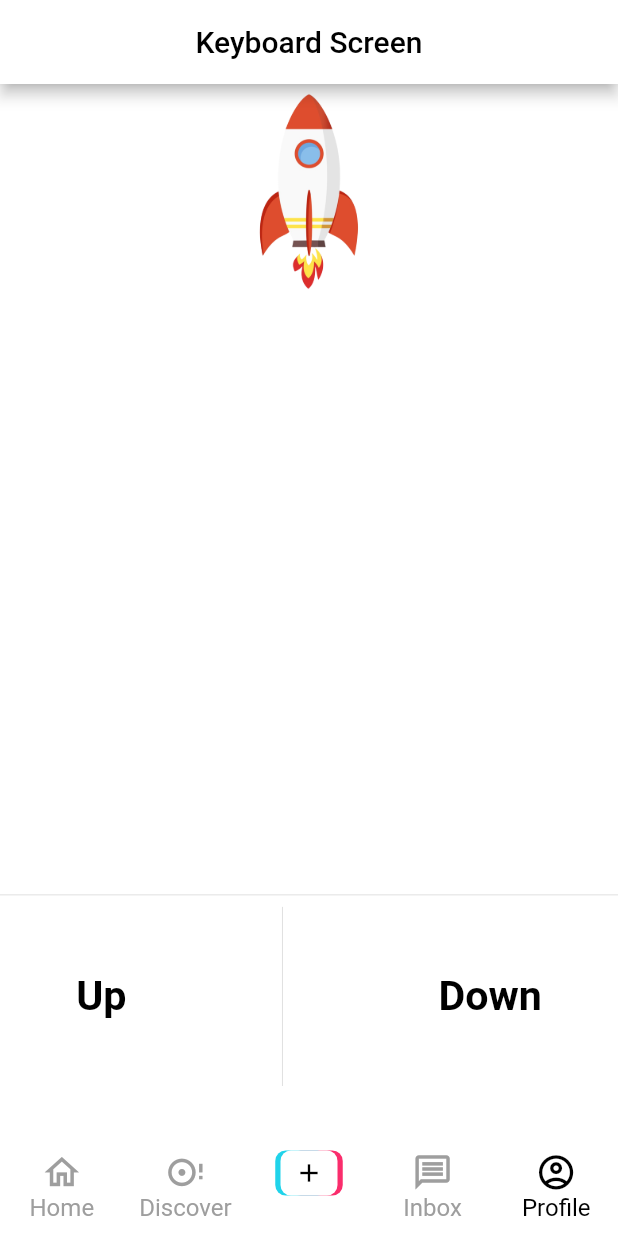
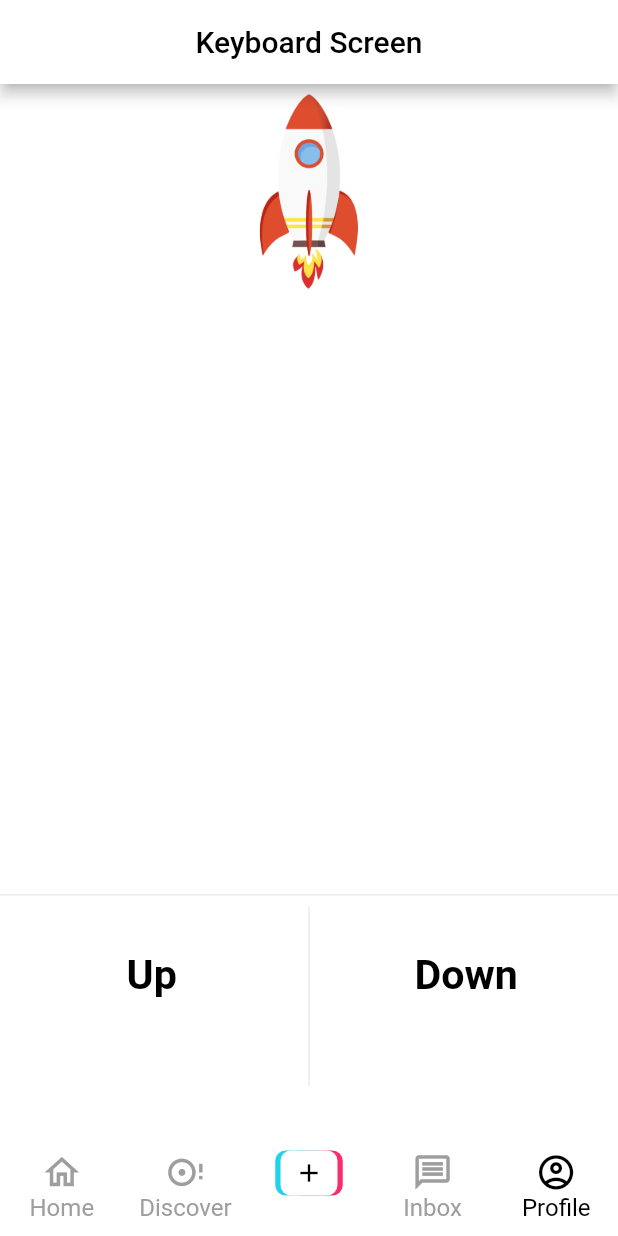
Before and after one commit to newarjun101/short_video_firebase, a Flutter app: the screen it shows after launch, item 5 of the bottom bar chosen, after a tap on "Up", on a phone screen of 412 x 824 dp. Run offline on Flutter 3.47's test engine with Material 2 defaults, Android fonts, the phone set to English and light mode, and no system bars; our stand-ins replace cached_network_image, cloud_firestore, firebase_core, firebase_storage, flutter_screenutil, get and 5 more; accounts and stored records are empty; network calls fail.

Commit message:
fix : check and fix code error

```diff
--- a/lib/algorith_test/dart_islote.dart
+++ b/lib/algorithm_test/dart_islote.dart
@@ -4,7 +4,7 @@ void dartIsolateTest() async {
   final receivePort = ReceivePort();
   // 2
   final isolate = await Isolate.spawn(
-    downloadAndCompressTheInternet,
+    dowloadAndCompressTheInternet,
     receivePort.sendPort,
   );
   receivePort.listen((message) {
@@ -14,6 +14,6 @@ void dartIsolateTest() async {
   });
 }
 
-void downloadAndCompressTheInternet(SendPort sendPort) {
+void dowloadAndCompressTheInternet(SendPort sendPort) {
   sendPort.send(42);
 }
--- a/lib/algorith_test/raw_node.dart
+++ b/lib/algorithm_test/raw_node.dart
@@ -21,6 +21,5 @@ class TreeItems {
     for (int i = 0; i < node.children!.length; i++) {
       _addInOrder(node.children![i]);
     }
-    for (final child in node.children!) {}
   }
 }
--- a/lib/algorith_test/test_data.dart
+++ b/lib/algorithm_test/test_data.dart
@@ -1,4 +1,5 @@
-import 'package:cloud_mm_vdo_short/algorith_test/raw_node.dart';
+
+import '../algorithm_test/raw_node.dart';
 
 final treeOne = RawNode(data : 1, children: [
    RawNode(data : 4, children: [
--- a/lib/controller/bottom_nav_main_controller.dart
+++ b/lib/controller/bottom_nav_main_controller.dart
@@ -1,7 +1,7 @@
 import 'package:flutter/foundation.dart';
 
 class BottomNavMainController extends ChangeNotifier {
-  int index = 1;
+  int index = 0;
 
   BottomNavMainController() {}
 
--- a/lib/controller/home_controller.dart
+++ b/lib/controller/home_controller.dart
@@ -1,5 +1,6 @@
 import 'package:cloud_firestore/cloud_firestore.dart';
 import 'package:flutter/foundation.dart';
+import 'package:pull_to_refresh/pull_to_refresh.dart';
 import 'package:video_player/video_player.dart';
 
 class HomeController extends ChangeNotifier {
@@ -9,6 +10,8 @@ class HomeController extends ChangeNotifier {
   final fireStore = FirebaseFirestore.instance;
 
   bool isLoading = false;
+  final RefreshController refreshController =
+      RefreshController(initialRefresh: false);
 
   int number = 0;
 
@@ -21,25 +24,34 @@ class HomeController extends ChangeNotifier {
   }
 
   Future<void> getVideo() async {
+    mVideoList.clear();
     isLoading = true;
-    print("testing");
+
     QuerySnapshot data = await fireStore.collection("videos").get();
 
     try {
       QuerySnapshot data = await fireStore.collection("videos").get();
-      mVideoList = data.docs
-          .map((doc) => doc["url"].toString())
-          .toList();
+      mVideoList = data.docs.map((doc) => doc["url"].toString()).toList();
       isLoading = false;
     } on FirebaseException catch (error) {
       print("error");
-      isLoading = false;
+      isLoading = true;
     } catch (e) {
-      print("hahah");
-      isLoading = false;
+      isLoading = true;
     }
 
     //  final allData = data.docs.map((doc) => doc.data()).toList();
     notifyListeners();
   }
+
+  onRefresh() async {
+    mVideoList.clear();
+
+    print("laoding");
+
+    await getVideo();
+
+    refreshController.refreshCompleted();
+    notifyListeners();
+  }
 }
--- a/lib/controller/keyboard_controller.dart
+++ b/lib/controller/keyboard_controller.dart
@@ -2,21 +2,19 @@ import 'package:flutter/foundation.dart';
 import 'package:flutter/services.dart';
 
 class KeyboardController extends ChangeNotifier {
-  static const platform = const MethodChannel('samples.flutter.dev/battery');
+  static const platform = MethodChannel('KEYBOARD');
   int value = 0;
 
+  ///action on up down button click
   Future<void> actionOnClick({required bool isUp}) async {
-
     try {
       final int result = isUp
           ? await platform.invokeMethod('getUpButton')
           : await platform.invokeMethod('getDownButton');
 
-      value = result;
+      value = isUp==true? result+10 : result-10;
       print(value);
-    } on PlatformException catch (e) {
-
-    }
+    } on PlatformException catch (e) {}
 
     notifyListeners();
   }
--- a/lib/util/color_constans.dart
+++ b/lib/util/color_constans.dart
@@ -4,4 +4,4 @@ const Color primaryColor = Colors.blue;
 const Color onPrimary = Colors.black;
 const Color hintColor = Colors.grey;
 const Color primaryContainer = Colors.white;
-const Color scaffoldBackground = Color(0xffffffff);
+const Color scaffoldBackground = Color(0xffe8e8e8);
--- a/lib/view/screens/add_video_screen/add_video_screen.dart
+++ b/lib/view/screens/add_video_screen/add_video_screen.dart
@@ -31,10 +31,11 @@ class AddVideoScreen extends StatelessWidget {
                     ? const TextView(title: "NO Vidoe", fontSize: kMediumFont14)
                     : SizedBox(
                         width: MediaQuery.of(context).size.width,
-                        height: MediaQuery.of(context).size.height / 1.5,
+                        height: MediaQuery.of(context).size.height / 1.8,
                         child: VideoPlayer(addVideoController.controller),
                       );
               }),
+
               const SizedBox(
                 height: 30,
               ),
@@ -52,9 +53,11 @@ class AddVideoScreen extends StatelessWidget {
                       : "Upload Video",
                   onClick: () {
                     if (addVideoCtl.hasVideo == true) {
-                      addVideoController.upload(context : context);
+                      addVideoController.upload(context: context);
 
-                    } else {
+
+
+                      } else {
                       showOptionsDialog(context, addVideoController);
                     }
                   },
--- a/lib/view/screens/bottom_nav_main/buttom_nav_main.dart
+++ b/lib/view/screens/bottom_nav_main/buttom_nav_main.dart
@@ -24,7 +24,7 @@ class ButtonNavMain extends StatelessWidget {
           backgroundColor: Colors.black.withOpacity(0.1),
           body: IndexedStack(
             index: bottomNavMainController.index,
-            children: [
+            children:const [
               HomeScreen(),
               DiscoverScreen(),
               AddVideoScreen(),
--- a/lib/view/screens/discover_screen/discover_screen.dart
+++ b/lib/view/screens/discover_screen/discover_screen.dart
@@ -16,6 +16,9 @@ class DiscoverScreen extends StatelessWidget {
         backgroundColor: Theme.of(context).colorScheme.primaryContainer,
         centerTitle: true,
       ),
+      body: Center(
+        child: TextView(title: "Coming Soon",fontSize: kLargeFont16.sp,fontWeight: FontWeight.bold,),
+      ),
     );
   }
 }
--- a/lib/view/screens/home_screen/home_screen.dart
+++ b/lib/view/screens/home_screen/home_screen.dart
@@ -3,6 +3,7 @@ import 'package:cloud_mm_vdo_short/controller/home_controller.dart';
 import 'package:cloud_mm_vdo_short/di/locator.dart';
 import 'package:flutter/material.dart';
 import 'package:provider/provider.dart';
+import 'package:pull_to_refresh/pull_to_refresh.dart';
 import 'build_video_player_widget.dart';
 
 class HomeScreen extends StatelessWidget {
@@ -24,7 +25,10 @@ class HomeScreen extends StatelessWidget {
           create: (_) => homeVm,
           child: Consumer<HomeController>(builder: (_, vm, __) {
             return vm.isLoading == true
-                ? const Center(child: CircularProgressIndicator())
+                ? const Center(
+                    child: CircularProgressIndicator(
+                    color: Colors.blue,
+                  ))
                 : PageView.builder(
                     itemCount: vm.mVideoList.length,
                     scrollDirection: Axis.vertical,
--- a/lib/view/screens/inbox_screen/inbox_screen.dart
+++ b/lib/view/screens/inbox_screen/inbox_screen.dart
@@ -2,8 +2,9 @@ import 'package:cloud_mm_vdo_short/util/font_and_margin.dart';
 import 'package:cloud_mm_vdo_short/view/reusable_widget/text_view.dart';
 import 'package:flutter/material.dart';
 import 'package:flutter_screenutil/flutter_screenutil.dart';
-import '../../../algorith_test/raw_node.dart';
-import '../../../algorith_test/test_data.dart';
+
+import '../../../algorithm_test/test_data.dart';
+import '../../../algorithm_test/raw_node.dart';
 
 class InboxScreen extends StatelessWidget {
   const InboxScreen({Key? key}) : super(key: key);
--- a/lib/view/screens/keyboard_screen/keyboard_screen.dart
+++ b/lib/view/screens/keyboard_screen/keyboard_screen.dart
@@ -1,8 +1,6 @@
 import 'package:cloud_mm_vdo_short/controller/home_controller.dart';
 import 'package:cloud_mm_vdo_short/controller/keyboard_controller.dart';
 import 'package:cloud_mm_vdo_short/di/locator.dart';
-import 'package:cloud_mm_vdo_short/util/font_and_margin.dart';
-import 'package:cloud_mm_vdo_short/view/reusable_widget/custom_button.dart';
 import 'package:cloud_mm_vdo_short/view/reusable_widget/text_view.dart';
 import 'package:flutter/material.dart';
 import 'package:flutter_screenutil/flutter_screenutil.dart';
@@ -15,10 +13,11 @@ class KeyboardScreen extends StatelessWidget {
   Widget build(BuildContext context) {
     final keyboardController = locator.get<KeyboardController>();
     return Scaffold(
+      backgroundColor: Theme.of(context).colorScheme.primaryContainer,
       appBar: AppBar(
         backgroundColor: Theme.of(context).colorScheme.primaryContainer,
         elevation: 4,
-        title: Text("Keyboard Screen"),
+        title: const Text("Keyboard Screen"),
         centerTitle: true,
       ),
       body: ChangeNotifierProvider(
@@ -29,19 +28,20 @@ class KeyboardScreen extends StatelessWidget {
           child: Column(
             mainAxisAlignment: MainAxisAlignment.end,
             children: [
-              Flexible(
-                child: Consumer<KeyboardController>(builder: (_, keyboardCtrl, __) {
+              Expanded(
+                child: Consumer<KeyboardController>(
+                    builder: (_, keyboardCtrl, __) {
                   return ListView(
                     children: [
                       Center(
                         child: AnimatedContainer(
-                          height :keyboardCtrl.value.toDouble(),
-                          duration: Duration(microseconds: 500),),
+                          height: keyboardCtrl.value.toDouble(),
+                          duration: const Duration(microseconds: 500),
+                        ),
                       ),
                       SizedBox(
                           height: 120.h,
                           child: Image.asset("assets/images/rocket.png")),
-
                     ],
                   );
                 }),
@@ -53,11 +53,17 @@ class KeyboardScreen extends StatelessWidget {
                   mainAxisAlignment: MainAxisAlignment.spaceAround,
                   children: [
                     GestureDetector(
-                      onTap: () => keyboardController.actionOnClick(isUp: false),
+                      onTap: () =>
+                          keyboardController.actionOnClick(isUp: false),
+                      child: SizedBox(
+                        width: 200,
+                        height: 60,
                         child: TextView(
                           title: "Up",
                           fontSize: 24.sp,
+                          textAlign: TextAlign.center,
                           fontWeight: FontWeight.bold,
+                        ),
                       ),
                     ),
                     const VerticalDivider(
@@ -65,10 +71,15 @@ class KeyboardScreen extends StatelessWidget {
                     ),
                     GestureDetector(
                       onTap: () => keyboardController.actionOnClick(isUp: true),
+                      child: SizedBox(
+                        width: 200,
+                        height: 60,
                         child: TextView(
                           title: "Down",
+                          textAlign: TextAlign.center,
                           fontSize: 24.sp,
                           fontWeight: FontWeight.bold,
+                        ),
                       ),
                     ),
                   ],
--- a/pubspec.yaml
+++ b/pubspec.yaml
@@ -29,6 +29,7 @@ dependencies:
   image_picker: ^0.8.5+3
   firebase_core: ^1.17.1
   uuid: ^3.0.6
+  pull_to_refresh: ^2.0.0
 
 
 
```
Also changed, not shown: lib/controller/add_video_controller.dart (+19 -15 lines), pubspec.lock, 6 other files. Lines whose indentation alone changed are shown as unchanged.
